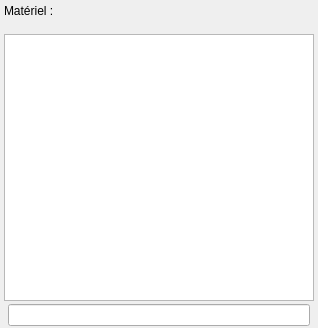
UgVo/recipe_manager, file ui/c_equipementsview.ui: the form before one commit.
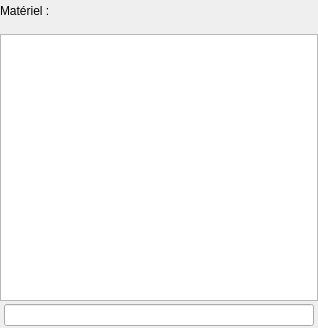
The form after the commit.

The edit to the form file:
```diff
--- a/ui/c_equipementsview.ui
+++ b/ui/c_equipementsview.ui
@@ -36,19 +36,32 @@
        <number>2</number>
       </property>
       <property name="leftMargin">
-       <number>4</number>
+       <number>0</number>
       </property>
       <property name="topMargin">
        <number>1</number>
       </property>
       <property name="rightMargin">
-       <number>4</number>
+       <number>0</number>
       </property>
       <property name="bottomMargin">
        <number>1</number>
       </property>
       <item>
+       <widget class="QWidget" name="labelWidget" native="true">
        <layout class="QHBoxLayout" name="horizontalLayout">
+         <property name="leftMargin">
+          <number>0</number>
+         </property>
+         <property name="topMargin">
+          <number>0</number>
+         </property>
+         <property name="rightMargin">
+          <number>0</number>
+         </property>
+         <property name="bottomMargin">
+          <number>0</number>
+         </property>
         <item>
          <widget class="QLabel" name="label">
           <property name="maximumSize">
@@ -76,6 +89,7 @@
          </spacer>
         </item>
        </layout>
+       </widget>
       </item>
       <item>
        <widget class="QWidget" name="widgetEquipments" native="true">
@@ -83,6 +97,9 @@
          <property name="spacing">
           <number>2</number>
          </property>
+         <property name="leftMargin">
+          <number>9</number>
+         </property>
          <property name="topMargin">
           <number>0</number>
          </property>
```
Lines whose indentation alone changed are shown as unchanged.
